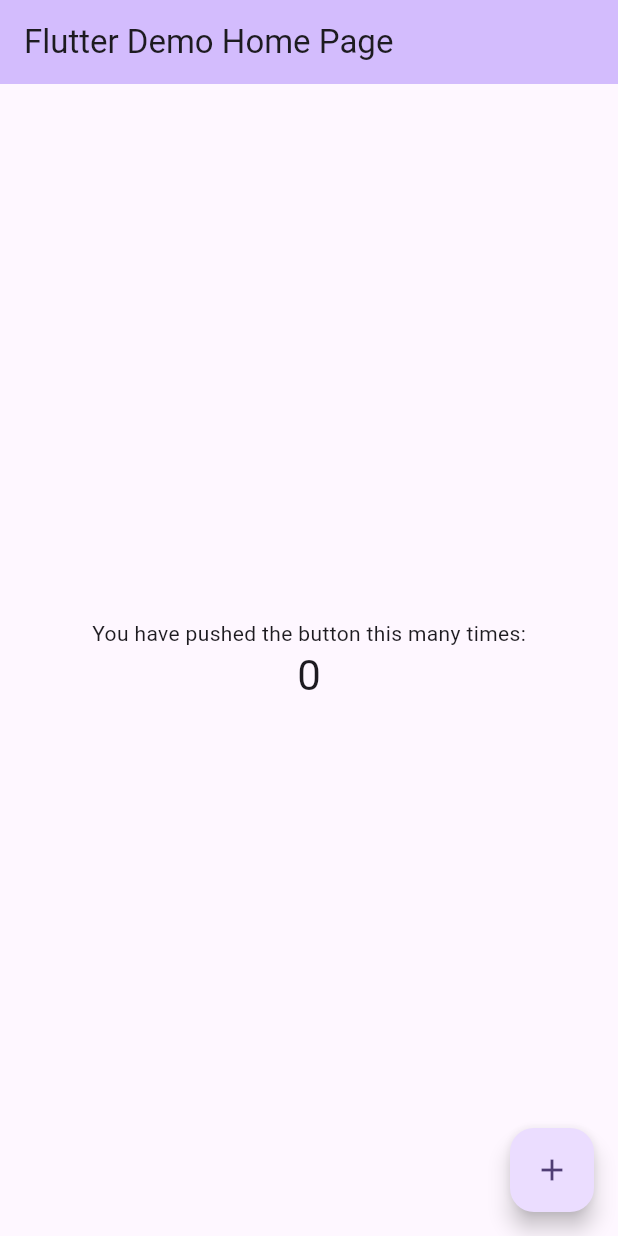
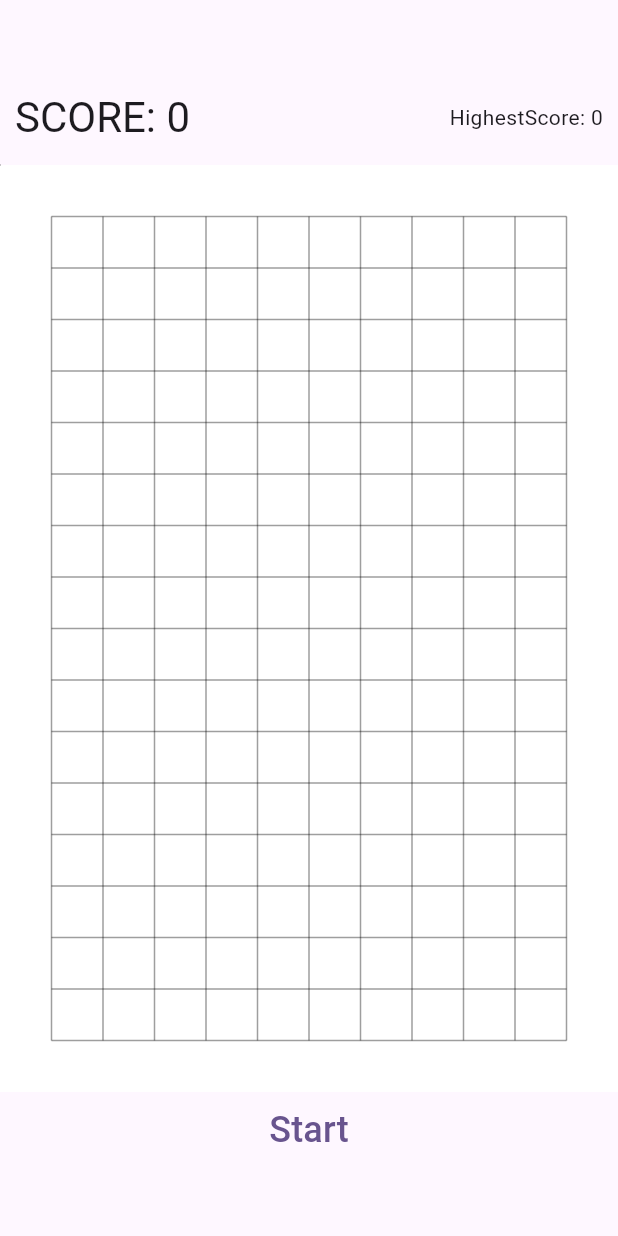
Before and after one commit to ChenCoin/Catfish, a Flutter app: the screen it shows after launch, on a phone screen of 412 x 824 dp. Run offline on Flutter 3.47's test engine with Material 3 defaults, Android fonts, the light colour scheme and no system bars.

Commit message:
version 1.0

```diff
--- /dev/null
+++ b/lib/data/GridData.dart
@@ -0,0 +1,97 @@
+import 'dart:math';
+
+class GridData {
+  static const int col = 10;
+
+  static const int row = 16;
+
+  List<List<int>> grids = [];
+
+  int score = 0;
+
+  int highestScore = 0;
+
+  GridData() {
+    for (int i = 0; i < row; i++) {
+      List<int> list = [];
+      for (int j = 0; j < col; j++) {
+        list.add(0);
+      }
+      grids.add(list);
+    }
+  }
+
+  void start() {
+    print('start');
+    score = 0;
+    var random = Random();
+    for (int i = 0; i < row; i++) {
+      for (int j = 0; j < col; j++) {
+        grids[i][j] = random.nextInt(9) + 1;
+      }
+    }
+  }
+
+  void end() {
+    print('end');
+    highestScore = max(score, highestScore);
+    score = 0;
+    for (int i = 0; i < row; i++) {
+      for (int j = 0; j < col; j++) {
+        grids[i][j] = 0;
+      }
+    }
+  }
+
+  bool onGridDrag(int startX, int startY, int endX, int endY) {
+    int count = 0;
+    int existNum = 0;
+    if (startX > endX) {
+      int temp = startX;
+      startX = endX;
+      endX = temp;
+    }
+    if (startY > endY) {
+      int temp = startY;
+      startY = endY;
+      endY = temp;
+    }
+    if (startX < 0) startX = 0;
+    if (startY < 0) startY = 0;
+    if (endX >= col) endX = col - 1;
+    if (endY >= row) endY = row - 1;
+
+    for (int i = startY; i <= endY; i++) {
+      for (int j = startX; j <= endX; j++) {
+        int num = grids[i][j];
+        if (num != 0) {
+          count += num;
+          existNum++;
+        }
+      }
+    }
+
+    print('ret $count $existNum');
+    if (count == 10) {
+      for (int i = startY; i <= endY; i++) {
+        for (int j = startX; j <= endX; j++) {
+          grids[i][j] = 0;
+        }
+      }
+      scoring(existNum);
+      return true;
+    }
+    return false;
+  }
+
+  // 记分规则
+  void scoring(int score) {
+    this.score += score;
+  }
+
+  void printGrids() {
+    for (int i = 0; i < row; i++) {
+      print(grids[i]);
+    }
+  }
+}
--- a/lib/main.dart
+++ b/lib/main.dart
@@ -1,4 +1,8 @@
+import 'dart:math';
+
 import 'package:flutter/material.dart';
+import 'data/GridData.dart';
+import 'view/draw_board.dart';
 
 void main() {
   runApp(const MyApp());
@@ -7,27 +11,11 @@
 class MyApp extends StatelessWidget {
   const MyApp({super.key});
 
-  // This widget is the root of your application.
   @override
   Widget build(BuildContext context) {
     return MaterialApp(
       title: 'Flutter Demo',
       theme: ThemeData(
-        // This is the theme of your application.
-        //
-        // TRY THIS: Try running your application with "flutter run". You'll see
-        // the application has a purple toolbar. Then, without quitting the app,
-        // try changing the seedColor in the colorScheme below to Colors.green
-        // and then invoke "hot reload" (save your changes or press the "hot
-        // reload" button in a Flutter-supported IDE, or press "r" if you used
-        // the command line to start the app).
-        //
-        // Notice that the counter didn't reset back to zero; the application
-        // state is not lost during the reload. To reset the state, use hot
-        // restart instead.
-        //
-        // This works for code too, not just values: Most code changes can be
-        // tested with just a hot reload.
         colorScheme: ColorScheme.fromSeed(seedColor: Colors.deepPurple),
         useMaterial3: true,
       ),
@@ -39,15 +27,6 @@
 class MyHomePage extends StatefulWidget {
   const MyHomePage({super.key, required this.title});
 
-  // This widget is the home page of your application. It is stateful, meaning
-  // that it has a State object (defined below) that contains fields that affect
-  // how it looks.
-
-  // This class is the configuration for the state. It holds the values (in this
-  // case the title) provided by the parent (in this case the App widget) and
-  // used by the build method of the State. Fields in a Widget subclass are
-  // always marked "final".
-
   final String title;
 
   @override
@@ -55,71 +34,85 @@
 }
 
 class _MyHomePageState extends State<MyHomePage> {
-  int _counter = 0;
+  static const String gameStart = 'Start';
 
-  void _incrementCounter() {
+  static const String gameEnd = 'End';
+
+  final GridData data = GridData();
+
+  String btnText = gameStart;
+
+  // 游戏状态，true为进行中，false为空闲中
+  bool gameState = false;
+
+  void _onBtnTap() {
     setState(() {
-      // This call to setState tells the Flutter framework that something has
-      // changed in this State, which causes it to rerun the build method below
-      // so that the display can reflect the updated values. If we changed
-      // _counter without calling setState(), then the build method would not be
-      // called again, and so nothing would appear to happen.
-      _counter++;
+      gameState = !gameState;
+      if (gameState) {
+        data.start();
+        btnText = gameEnd;
+      } else {
+        data.end();
+        btnText = gameStart;
+      }
     });
+  }
+
+  void _onScoreChanged() {
+    setState(() {});
   }
 
   @override
   Widget build(BuildContext context) {
-    // This method is rerun every time setState is called, for instance as done
-    // by the _incrementCounter method above.
-    //
-    // The Flutter framework has been optimized to make rerunning build methods
-    // fast, so that you can just rebuild anything that needs updating rather
-    // than having to individually change instances of widgets.
+    final screenSize = MediaQuery.of(context).size;
+    final double width = min(screenSize.width, 440);
+    double height = width / 2 * 3;
     return Scaffold(
-      appBar: AppBar(
-        // TRY THIS: Try changing the color here to a specific color (to
-        // Colors.amber, perhaps?) and trigger a hot reload to see the AppBar
-        // change color while the other colors stay the same.
-        backgroundColor: Theme.of(context).colorScheme.inversePrimary,
-        // Here we take the value from the MyHomePage object that was created by
-        // the App.build method, and use it to set our appbar title.
-        title: Text(widget.title),
-      ),
       body: Center(
-        // Center is a layout widget. It takes a single child and positions it
-        // in the middle of the parent.
         child: Column(
-          // Column is also a layout widget. It takes a list of children and
-          // arranges them vertically. By default, it sizes itself to fit its
-          // children horizontally, and tries to be as tall as its parent.
-          //
-          // Column has various properties to control how it sizes itself and
-          // how it positions its children. Here we use mainAxisAlignment to
-          // center the children vertically; the main axis here is the vertical
-          // axis because Columns are vertical (the cross axis would be
-          // horizontal).
-          //
-          // TRY THIS: Invoke "debug painting" (choose the "Toggle Debug Paint"
-          // action in the IDE, or press "p" in the console), to see the
-          // wireframe for each widget.
           mainAxisAlignment: MainAxisAlignment.center,
           children: <Widget>[
-            const Text(
-              'You have pushed the button this many times:',
+            SizedBox(
+              width: width - 20,
+              height: 64,
+              child: Stack(
+                children: [
+                  Align(
+                    alignment: Alignment.centerLeft,
+                    child: Text(
+                      'SCORE: ${data.score}',
+                      style: Theme.of(context).textTheme.headlineMedium,
+                    ),
+                  ),
+                  Align(
+                    alignment: Alignment.centerRight,
+                    child: Text(
+                      'HighestScore: ${data.highestScore}',
+                      style: Theme.of(context).textTheme.bodyMedium,
+                    ),
+                  ),
+                ],
+              ),
             ),
-            Text(
-              '$_counter',
-              style: Theme.of(context).textTheme.headlineMedium,
+            CustomPaintRoute(
+              size: Size(width, height),
+              callback: _onScoreChanged,
+              data: data,
             ),
+            TextButton(
+              onPressed: () => _onBtnTap(),
+              style: ButtonStyle(
+                  minimumSize: MaterialStateProperty.all(const Size(120, 48))),
+              child: Text(
+                btnText,
+                style: const TextStyle(
+                  fontSize: 24,
+                ),
+              ),
+            )
           ],
         ),
       ),
-      floatingActionButton: FloatingActionButton(
-        onPressed: _incrementCounter,
-        tooltip: 'Increment',
-        child: const Icon(Icons.add),
-      ), // This trailing comma makes auto-formatting nicer for build methods.
     );
   }
 }
--- /dev/null
+++ b/lib/view/draw_board.dart
@@ -0,0 +1,58 @@
+import 'package:flutter/material.dart';
+import '../data/GridData.dart';
+import 'gesture_box.dart';
+import 'num_board.dart';
+
+class CustomPaintRoute extends StatefulWidget {
+  // 画布宽度
+  final Size size;
+
+  final void Function() callback;
+
+  final GridData data;
+
+  const CustomPaintRoute({
+    super.key,
+    required this.size,
+    required this.callback,
+    required this.data,
+  });
+
+  @override
+  State<StatefulWidget> createState() => _DrawBoard();
+}
+
+class _DrawBoard extends State<CustomPaintRoute> {
+  @override
+  Widget build(BuildContext context) {
+    final size = widget.size;
+    return Stack(
+      children: [
+        RepaintBoundary(
+          child: NumBoard(
+            size: size,
+            data: widget.data,
+          ),
+        ),
+        RepaintBoundary(
+          child: SizedBox.fromSize(
+            size: size,
+            child: GestureBox(size: size, callback: (rect) => onGesture(rect)),
+          ),
+        )
+      ],
+    );
+  }
+
+  void onGesture(Rect rect) {
+    int left = rect.left.floor() - 1;
+    int top = rect.top.floor() - 1;
+    int right = rect.right.floor() - 1;
+    int bottom = rect.bottom.floor() - 1;
+    bool change = widget.data.onGridDrag(left, top, right, bottom);
+    if (change) {
+      setState(() {});
+      widget.callback();
+    }
+  }
+}
--- /dev/null
+++ b/lib/view/gesture_box.dart
@@ -0,0 +1,69 @@
+import 'package:flutter/material.dart';
+import '../data/GridData.dart';
+
+class GestureBox extends StatefulWidget {
+  final void Function(Rect rect) callback;
+
+  final Size size;
+
+  const GestureBox({super.key, required this.size, required this.callback});
+
+  @override
+  State<StatefulWidget> createState() => _GestureBoxState();
+}
+
+class _GestureBoxState extends State<GestureBox> {
+  Offset start = Offset.zero;
+
+  Rect rect = Rect.zero;
+
+  @override
+  Widget build(BuildContext context) {
+    return Listener(
+        onPointerDown: (e) {
+          start = e.localPosition;
+          setState(() {});
+        },
+        onPointerMove: (e) {
+          rect = Rect.fromPoints(start, e.localPosition);
+          setState(() {});
+        },
+        onPointerUp: (e) {
+          rect = Rect.zero;
+          setState(() {});
+          widget.callback(mapRect(Rect.fromPoints(start, e.localPosition)));
+        },
+        child: CustomPaint(
+          size: widget.size,
+          painter: _CanvasPaint(rect: rect),
+        ));
+  }
+
+  Rect mapRect(Rect src) {
+    var grid = widget.size.width / (GridData.col + 2);
+    return Rect.fromLTRB(
+        src.left / grid, src.top / grid, src.right / grid, src.bottom / grid);
+  }
+}
+
+class _CanvasPaint extends CustomPainter {
+  final Rect rect;
+
+  final thePaint = Paint()
+    ..color = Colors.black54
+    ..strokeWidth = 1
+    ..strokeCap = StrokeCap.round
+    ..style = PaintingStyle.stroke;
+
+  _CanvasPaint({required this.rect});
+
+  @override
+  void paint(Canvas canvas, Size size) {
+    canvas.drawRect(rect, thePaint);
+  }
+
+  @override
+  bool shouldRepaint(covariant CustomPainter oldDelegate) {
+    return true;
+  }
+}
--- /dev/null
+++ b/lib/view/num_board.dart
@@ -0,0 +1,109 @@
+import 'package:flutter/material.dart';
+
+import '../data/GridData.dart';
+
+class NumBoard extends StatefulWidget {
+  final Size size;
+
+  final GridData data;
+
+  const NumBoard({super.key, required this.size, required this.data});
+
+  @override
+  State<StatefulWidget> createState() => _NumBoardState();
+}
+
+class _NumBoardState extends State<NumBoard> {
+  int score = 0;
+
+  @override
+  Widget build(BuildContext context) {
+    print('number build');
+    bool repaint = score == widget.data.score;
+    score = widget.data.score;
+    var size = widget.size;
+    return CustomPaint(
+      size: size,
+      painter: MyPainter(width: size.width, data: widget.data, repaint: repaint),
+    );
+  }
+}
+
+void drawBackground(Canvas canvas, Rect rect, double grid) {
+  //棋盘背景
+  var paint = Paint()
+    ..isAntiAlias = true
+    ..style = PaintingStyle.fill //填充
+    ..color = const Color(0xffffffff);
+  canvas.drawRect(rect, paint);
+
+  //画棋盘网格
+  paint
+    ..style = PaintingStyle.stroke //线
+    ..color = Colors.black38
+    ..strokeWidth = 1.0;
+
+  //画横线
+  for (int i = 0; i <= GridData.row; i++) {
+    double dy = rect.top + grid * (i + 1);
+    canvas.drawLine(
+        Offset(rect.left + grid, dy), Offset(rect.right - grid, dy), paint);
+  }
+
+  for (int i = 0; i <= GridData.col; i++) {
+    double dx = rect.left + grid * (i + 1);
+    canvas.drawLine(
+        Offset(dx, rect.top + grid), Offset(dx, rect.bottom - grid), paint);
+  }
+}
+
+// 绘制数字
+void drawPieces(Canvas canvas, Rect rect, double grid, GridData data) {
+  var paint = TextPainter()
+    ..textAlign = TextAlign.center
+    ..textDirection = TextDirection.ltr;
+  const style = TextStyle(color: Colors.black, fontSize: 20);
+  for (int i = 0; i < GridData.row; i++) {
+    var list = data.grids[i];
+    for (int j = 0; j < GridData.col; j++) {
+      var content = list[j];
+      if (content == 0) {
+        continue;
+      }
+      paint.text = TextSpan(text: content.toString(), style: style);
+      paint.layout(minWidth: grid);
+      paint.paint(canvas, Offset(grid * (j + 1), grid * (i + 1) + 6));
+    }
+  }
+}
+
+class MyPainter extends CustomPainter {
+  final double width;
+
+  final GridData data;
+
+  double grid = 0;
+
+  double gridHeight = 0;
+
+  final bool repaint;
+
+  MyPainter({required this.width, required this.data, required this.repaint}) {
+    grid = width / (GridData.col + 2);
+    gridHeight = grid * (GridData.row + 2);
+  }
+
+  @override
+  void paint(Canvas canvas, Size size) {
+    print('draw background and number');
+    var rect = Offset.zero & Size(size.width, gridHeight);
+    //画棋盘
+    drawBackground(canvas, rect, grid);
+    //画棋子
+    drawPieces(canvas, rect, grid, data);
+  }
+
+  // 返回false, 后面介绍
+  @override
+  bool shouldRepaint(CustomPainter oldDelegate) => true;
+}
```
